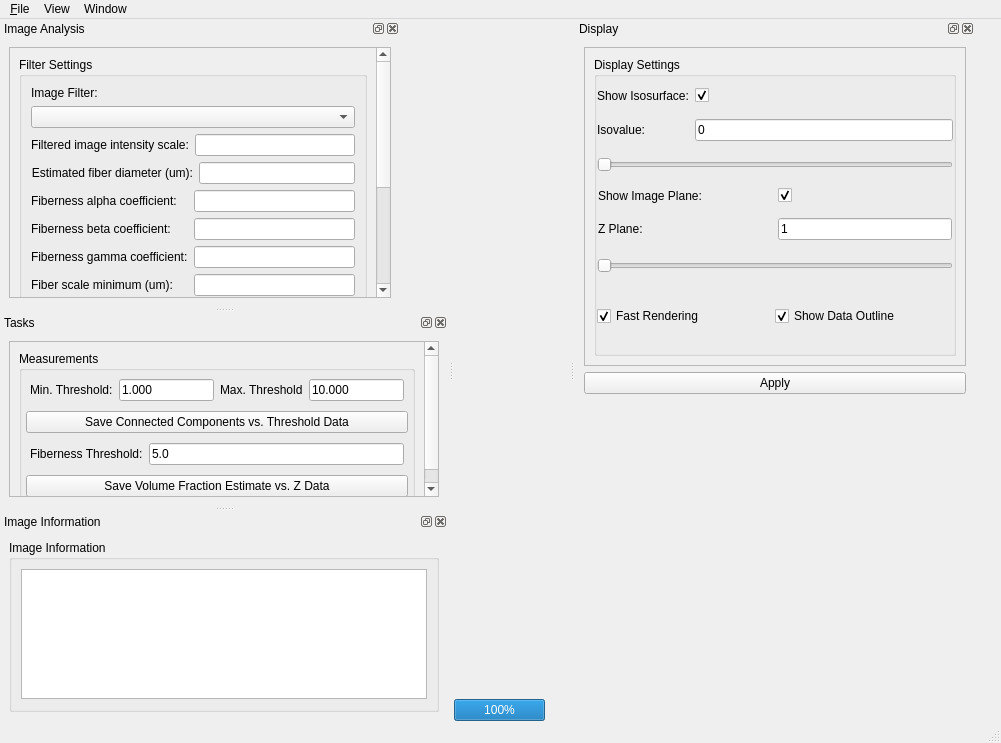
Above: qtGui/FibrinAppQt.ui from CISMM/NetworkExtractor before the change. Below: the same form after it.
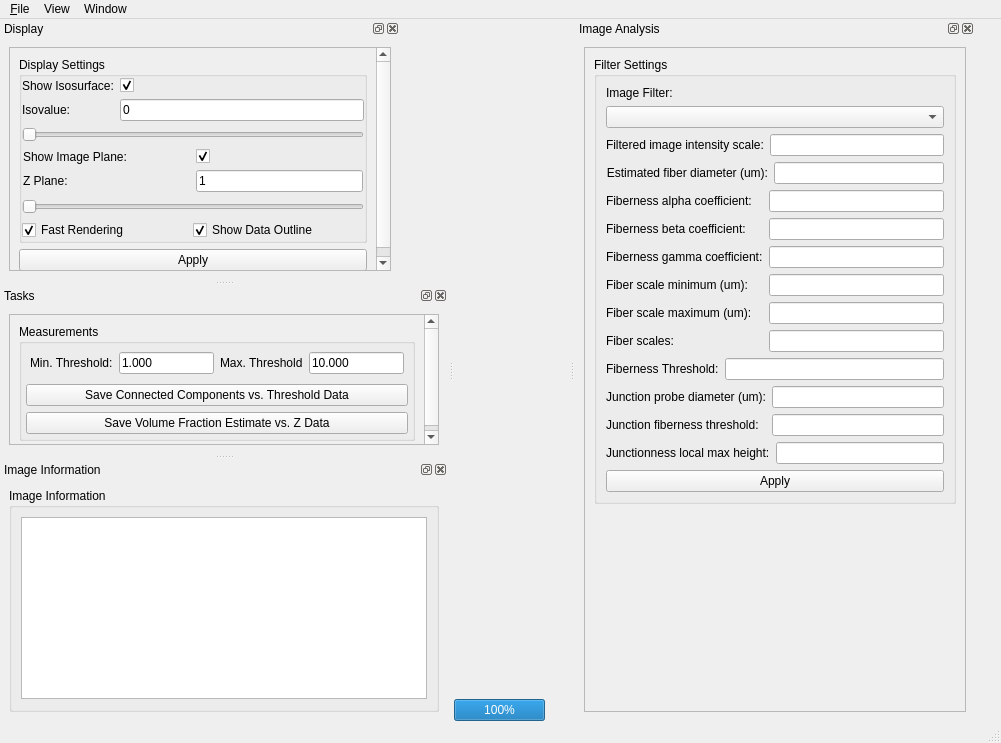
That is the form after the change. Custom widgets are drawn as their Qt base class.

Patch:
```diff
--- a/qtGui/FibrinAppQt.ui
+++ b/qtGui/FibrinAppQt.ui
@@ -42,7 +42,7 @@
        <number>0</number>
       </property>
       <item>
-       <widget class="QVTKWidget" name="qvtkWidget" native="true">
+       <widget class="QVTKWidget" name="qvtkWidget">
         <property name="sizePolicy">
          <sizepolicy hsizetype="Expanding" vsizetype="Expanding">
           <horstretch>0</horstretch>
@@ -76,7 +76,7 @@
      <x>0</x>
      <y>0</y>
      <width>1001</width>
-     <height>22</height>
+     <height>21</height>
     </rect>
    </property>
    <widget class="QMenu" name="menuFile">
@@ -148,7 +148,7 @@
     <string>Image Analysis</string>
    </property>
    <attribute name="dockWidgetArea">
-    <number>1</number>
+    <number>2</number>
    </attribute>
    <widget class="QWidget" name="dockWidgetContents">
     <layout class="QVBoxLayout" name="verticalLayout_5">
@@ -161,9 +161,9 @@
         <property name="geometry">
          <rect>
           <x>0</x>
-          <y>-277</y>
-          <width>357</width>
-          <height>486</height>
+          <y>0</y>
+          <width>320</width>
+          <height>661</height>
          </rect>
         </property>
         <layout class="QVBoxLayout" name="verticalLayout_8">
@@ -280,6 +280,9 @@
             <item>
              <widget class="QWidget" name="multiscaleFibernessSettingsWidget" native="true">
               <layout class="QFormLayout" name="formLayout_4">
+               <property name="fieldGrowthPolicy">
+                <enum>QFormLayout::AllNonFixedFieldsGrow</enum>
+               </property>
                <property name="horizontalSpacing">
                 <number>6</number>
                </property>
@@ -326,34 +329,69 @@
                 <widget class="QLineEdit" name="fibernessGammaCoefficientEdit"/>
                </item>
                <item row="3" column="0">
-                <widget class="QLabel" name="fiberScaleMinimumLabel">
+                <widget class="QLabel" name="fibernessScaleMinimumLabel">
                  <property name="text">
                   <string>Fiber scale minimum (um):</string>
                  </property>
                 </widget>
                </item>
                <item row="4" column="0">
-                <widget class="QLabel" name="fiberScaleMaximumLabel">
+                <widget class="QLabel" name="fibenessrScaleMaximumLabel">
                  <property name="text">
                   <string>Fiber scale maximum (um):</string>
                  </property>
                 </widget>
                </item>
                <item row="5" column="0">
-                <widget class="QLabel" name="fiberScaleIntervalsLabel">
+                <widget class="QLabel" name="fibernessNumberOfScalesLabel">
                  <property name="text">
-                  <string>Fiber scale intervals:</string>
+                  <string>Fiber scales:</string>
                  </property>
                 </widget>
                </item>
                <item row="3" column="1">
-                <widget class="QLineEdit" name="fiberScaleMinimumEdit"/>
+                <widget class="QLineEdit" name="fibernessScaleMinimumEdit"/>
                </item>
                <item row="4" column="1">
-                <widget class="QLineEdit" name="fiberScaleMaximumEdit"/>
+                <widget class="QLineEdit" name="fibernessScaleMaximumEdit"/>
                </item>
                <item row="5" column="1">
-                <widget class="QLineEdit" name="fiberScaleIntervalsEdit"/>
+                <widget class="QLineEdit" name="fibernessNumberOfScalesEdit"/>
+               </item>
+              </layout>
+             </widget>
+            </item>
+            <item>
+             <widget class="QWidget" name="multiscaleFibernessThresholdSettingsWidget" native="true">
+              <property name="layoutDirection">
+               <enum>Qt::LeftToRight</enum>
+              </property>
+              <layout class="QFormLayout" name="formLayout_2">
+               <property name="fieldGrowthPolicy">
+                <enum>QFormLayout::ExpandingFieldsGrow</enum>
+               </property>
+               <property name="margin">
+                <number>0</number>
+               </property>
+               <item row="0" column="0">
+                <widget class="QLabel" name="fibernessThresoldLabel">
+                 <property name="text">
+                  <string>Fiberness Threshold:</string>
+                 </property>
+                </widget>
+               </item>
+               <item row="0" column="1">
+                <widget class="QLineEdit" name="fibernessThresholdEdit">
+                 <property name="maximumSize">
+                  <size>
+                   <width>16777215</width>
+                   <height>16777215</height>
+                  </size>
+                 </property>
+                 <property name="layoutDirection">
+                  <enum>Qt::LeftToRight</enum>
+                 </property>
+                </widget>
                </item>
               </layout>
              </widget>
@@ -361,6 +399,9 @@
             <item>
              <widget class="QWidget" name="junctionnessSettingsWidget" native="true">
               <layout class="QFormLayout" name="formLayout_5">
+               <property name="fieldGrowthPolicy">
+                <enum>QFormLayout::AllNonFixedFieldsGrow</enum>
+               </property>
                <property name="margin">
                 <number>0</number>
                </property>
@@ -419,6 +460,9 @@
               </property>
              </widget>
             </item>
+           </layout>
+          </widget>
+         </item>
             <item>
              <spacer name="verticalSpacer_2">
               <property name="orientation">
@@ -434,9 +478,6 @@
             </item>
            </layout>
           </widget>
-         </item>
-        </layout>
-       </widget>
       </widget>
      </item>
     </layout>
@@ -474,7 +515,7 @@
     <string>Display</string>
    </property>
    <attribute name="dockWidgetArea">
-    <number>2</number>
+    <number>1</number>
    </attribute>
    <widget class="QWidget" name="dockWidgetContents_2">
     <layout class="QVBoxLayout" name="verticalLayout_6">
@@ -488,8 +529,8 @@
          <rect>
           <x>0</x>
           <y>0</y>
-          <width>317</width>
-          <height>286</height>
+          <width>363</width>
+          <height>238</height>
          </rect>
         </property>
         <layout class="QVBoxLayout" name="verticalLayout_9">
@@ -688,10 +729,6 @@
            </layout>
           </widget>
          </item>
-        </layout>
-       </widget>
-      </widget>
-     </item>
      <item>
       <widget class="QPushButton" name="applyButton">
        <property name="sizePolicy">
@@ -730,10 +767,20 @@
     </layout>
    </widget>
   </widget>
+     </item>
+    </layout>
+   </widget>
+  </widget>
   <widget class="QDockWidget" name="tasksDockWidget">
    <property name="enabled">
     <bool>true</bool>
    </property>
+   <property name="sizePolicy">
+    <sizepolicy hsizetype="Preferred" vsizetype="Expanding">
+     <horstretch>0</horstretch>
+     <verstretch>0</verstretch>
+    </sizepolicy>
+   </property>
    <property name="minimumSize">
     <size>
      <width>104</width>
@@ -761,13 +808,19 @@
          <rect>
           <x>0</x>
           <y>0</y>
-          <width>377</width>
-          <height>207</height>
+          <width>380</width>
+          <height>167</height>
          </rect>
         </property>
         <layout class="QVBoxLayout" name="verticalLayout_11">
          <item>
           <widget class="QGroupBox" name="groupBox">
+           <property name="sizePolicy">
+            <sizepolicy hsizetype="Preferred" vsizetype="Preferred">
+             <horstretch>0</horstretch>
+             <verstretch>0</verstretch>
+            </sizepolicy>
+           </property>
            <property name="title">
             <string>Measurements</string>
            </property>
@@ -819,29 +872,6 @@
               </property>
              </widget>
             </item>
-            <item>
-             <widget class="QWidget" name="widget_2" native="true">
-              <layout class="QHBoxLayout" name="horizontalLayout_4">
-               <property name="margin">
-                <number>4</number>
-               </property>
-               <item>
-                <widget class="QLabel" name="fibernessThresholdLabel">
-                 <property name="text">
-                  <string>Fiberness Threshold:</string>
-                 </property>
-                </widget>
-               </item>
-               <item>
-                <widget class="QLineEdit" name="fibernessThresholdEdit">
-                 <property name="text">
-                  <string>5.0</string>
-                 </property>
-                </widget>
-               </item>
-              </layout>
-             </widget>
-            </item>
             <item>
              <widget class="QPushButton" name="saveVolumeFractionEstimateData">
               <property name="text">
@@ -853,23 +883,6 @@
           </widget>
          </item>
          <item>
-          <spacer name="verticalSpacer_4">
-           <property name="orientation">
-            <enum>Qt::Vertical</enum>
-           </property>
-           <property name="sizeHint" stdset="0">
-            <size>
-             <width>20</width>
-             <height>40</height>
-            </size>
-           </property>
-          </spacer>
-         </item>
-        </layout>
-       </widget>
-      </widget>
-     </item>
-     <item>
       <spacer name="verticalSpacer_3">
        <property name="orientation">
         <enum>Qt::Vertical</enum>
@@ -888,6 +901,10 @@
     </layout>
    </widget>
   </widget>
+     </item>
+    </layout>
+   </widget>
+  </widget>
   <widget class="QDockWidget" name="imageInformationDockWidget">
    <property name="windowTitle">
     <string>Image Information</string>
@@ -968,6 +985,9 @@
    <property name="text">
     <string>&amp;Open Image...</string>
    </property>
+   <property name="shortcut">
+    <string>Ctrl+O</string>
+   </property>
   </action>
   <action name="actionExit">
    <property name="text">
@@ -1008,6 +1028,9 @@
    <property name="text">
     <string>Save Filtered Image...</string>
    </property>
+   <property name="shortcut">
+    <string>Ctrl+S</string>
+   </property>
   </action>
   <action name="actionSaveFiberOrientationImage">
    <property name="text">
```
Lines whose indentation alone changed are shown as unchanged.
